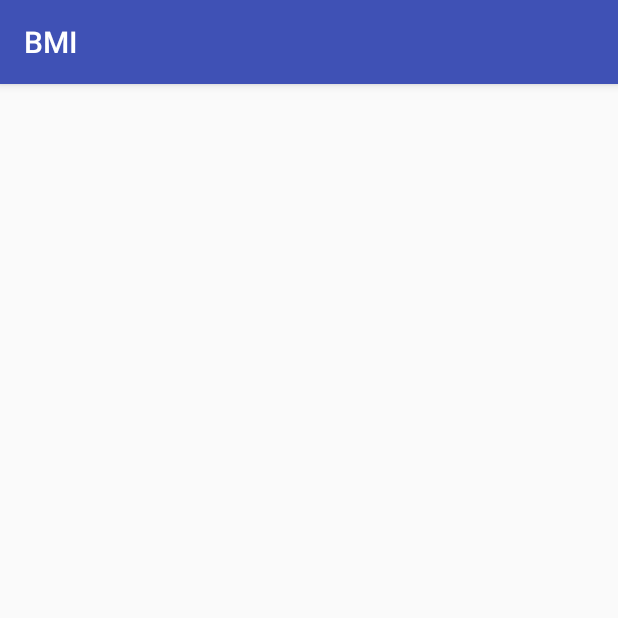
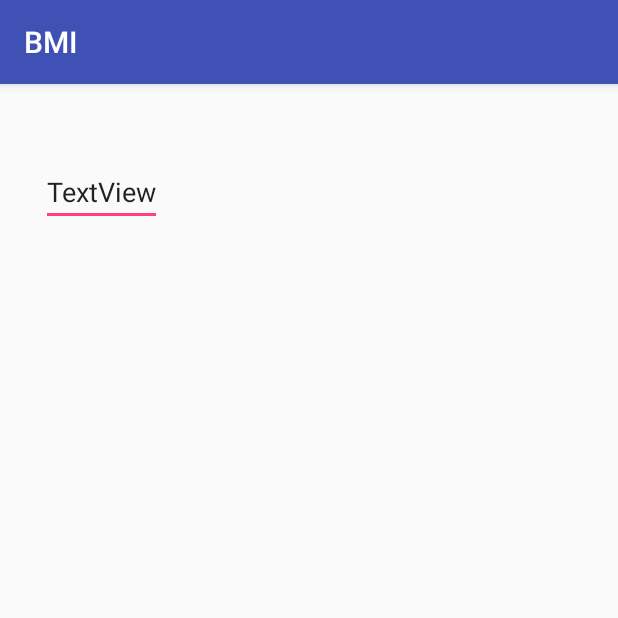
Before and after one commit to yl0330/BMI, an Android app: the RateCalcActivity screen opened directly, with no data from a screen before it, on a phone screen of 412 x 824 dp, the top half of it. Run offline under Robolectric (Android 15) with nearby library versions, the phone set to English and light mode, and no system bars.

Commit message:
加了数据库

```diff
--- a/app/src/main/AndroidManifest.xml
+++ b/app/src/main/AndroidManifest.xml
@@ -24,7 +24,8 @@
         <activity android:name=".MyListActivity" />
         <activity android:name=".MyList2Activity" />
         <activity android:name=".MyAdapter" />
-        <activity android:name=".RateCalcActivity"></activity>
+        <activity android:name=".RateCalcActivity" />
+        <activity android:name=".DBHelper"></activity>
     </application>
 
 </manifest>
--- a/app/src/main/java/cn/edu/swufe/bmi/RateCalcActivity.java
+++ b/app/src/main/java/cn/edu/swufe/bmi/RateCalcActivity.java
@@ -2,12 +2,52 @@ package cn.edu.swufe.bmi;
 
 import android.support.v7.app.AppCompatActivity;
 import android.os.Bundle;
+import android.text.Editable;
+import android.text.TextWatcher;
+import android.util.Log;
+import android.widget.EditText;
+import android.widget.TextView;
 
 public class RateCalcActivity extends AppCompatActivity {
+
+    String TAG = "rateCalc";
+    float rate = 0f;
+    EditText inp2;
 
     @Override
     protected void onCreate(Bundle savedInstanceState) {
         super.onCreate(savedInstanceState);
         setContentView(R.layout.activity_rate_calc);
+        String title = getIntent().getStringExtra("title");
+        rate = getIntent().getFloatExtra("rate",0f);
+
+        Log.i(TAG,"onCreate: title =" + title);
+        Log.i(TAG,"onCreate: rate =" + rate);
+        ((TextView)findViewById(R.id.title2)).setText(title);
+        inp2 = (EditText)findViewById(R.id.inp2);
+        inp2.addTextChangedListener(new TextWatcher() {
+            @Override
+            public void beforeTextChanged(CharSequence s, int start, int count, int after) {
+
+            }
+
+            @Override
+            public void onTextChanged(CharSequence s, int start, int before, int count) {
+
+            }
+
+            @Override
+            public void afterTextChanged(Editable s) {
+                TextView show =(TextView) RateCalcActivity.this.findViewById(R.id.inp2);
+                if(s.length()>0){
+                    float val = Float.parseFloat(s.toString());
+                    show.setText(val + "RMB==>" +(100/rate*val));
+                }
+                else{
+                    show.setText("");
+                }
+            }
+        });
+
     }
 }
--- a/app/src/main/res/layout/activity_rate_calc.xml
+++ b/app/src/main/res/layout/activity_rate_calc.xml
@@ -1,9 +1,26 @@
 <?xml version="1.0" encoding="utf-8"?>
-<android.support.constraint.ConstraintLayout xmlns:android="http://schemas.android.com/apk/res/android"
+<RelativeLayout xmlns:android="http://schemas.android.com/apk/res/android"
     xmlns:app="http://schemas.android.com/apk/res-auto"
     xmlns:tools="http://schemas.android.com/tools"
     android:layout_width="match_parent"
     android:layout_height="match_parent"
     tools:context=".RateCalcActivity">
 
-</android.support.constraint.ConstraintLayout>
+    <TextView
+        android:id="@+id/title2"
+        android:layout_width="wrap_content"
+        android:layout_height="wrap_content"
+        android:layout_alignParentStart="true"
+        android:layout_alignParentTop="true"
+        android:layout_marginStart="27dp"
+        android:layout_marginTop="30dp"
+        android:text="TextView" />
+
+    <EditText
+        android:id="@+id/inp2"
+        android:layout_width="wrap_content"
+        android:layout_height="wrap_content"
+        android:layout_alignStart="@+id/title2"
+        android:layout_below="@+id/title2"
+        android:text="TextView" />
+</RelativeLayout>
```
Also changed, not shown: app/src/main/java/cn/edu/swufe/bmi/DBHelper.java (added, +31 -0 lines), app/src/main/java/cn/edu/swufe/bmi/DBManager.java (added, +94 -0 lines), app/src/main/java/cn/edu/swufe/bmi/RateItem.java (added, +42 -0 lines), app/src/main/res/layout/activity_dbhelper.xml (added, +9 -0 lines).
